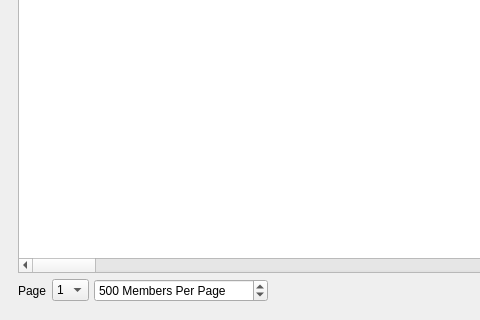
Before: the Qt Designer form UI/biblioteq_members_browser.ui in textbrowser/biblioteq, drawn with Qt 5; both pictures show x 0 to 480 and y 380 to 700 of the 600 by 700 pixel window.
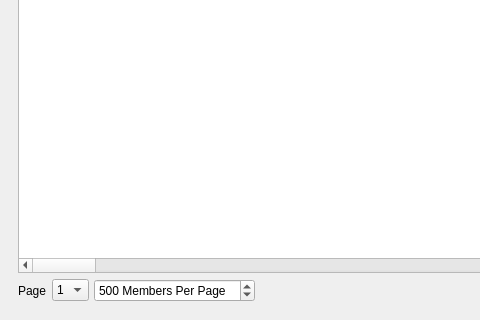
After: the same form once the commit is applied. Icons and pictures are not drawn.

What changed in the file:
```diff
--- a/UI/biblioteq_members_browser.ui
+++ b/UI/biblioteq_members_browser.ui
@@ -239,7 +239,7 @@
             <number>25</number>
            </property>
            <property name="maximum">
-            <number>999999999</number>
+            <number>2500</number>
            </property>
            <property name="value">
             <number>500</number>
```
